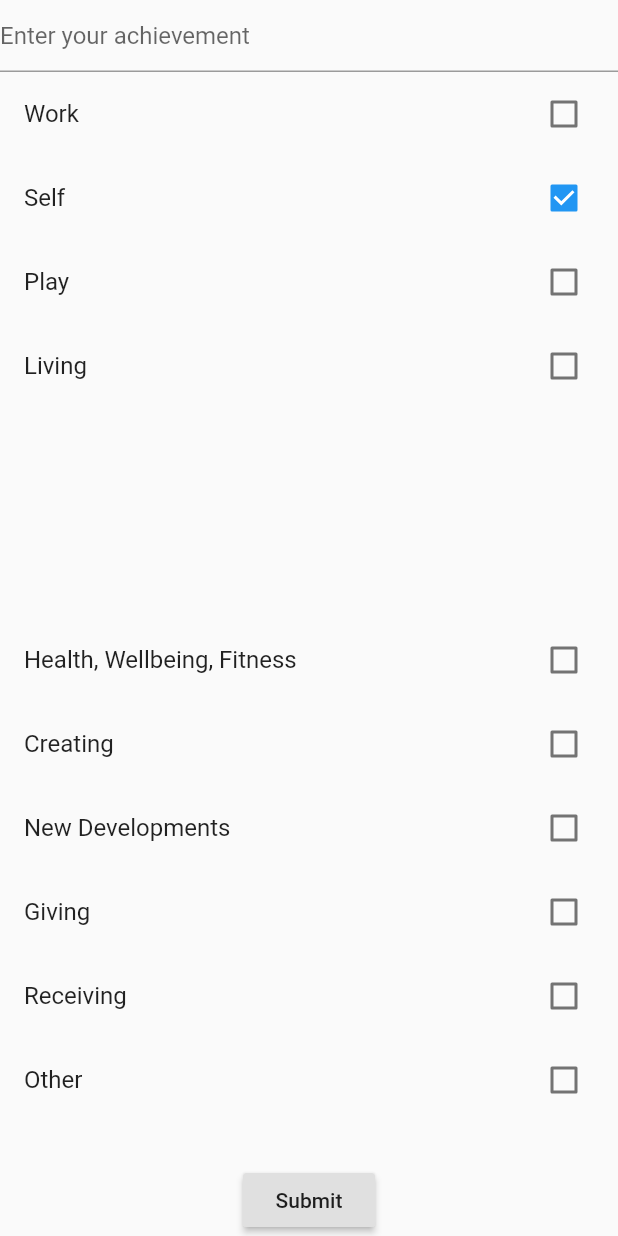
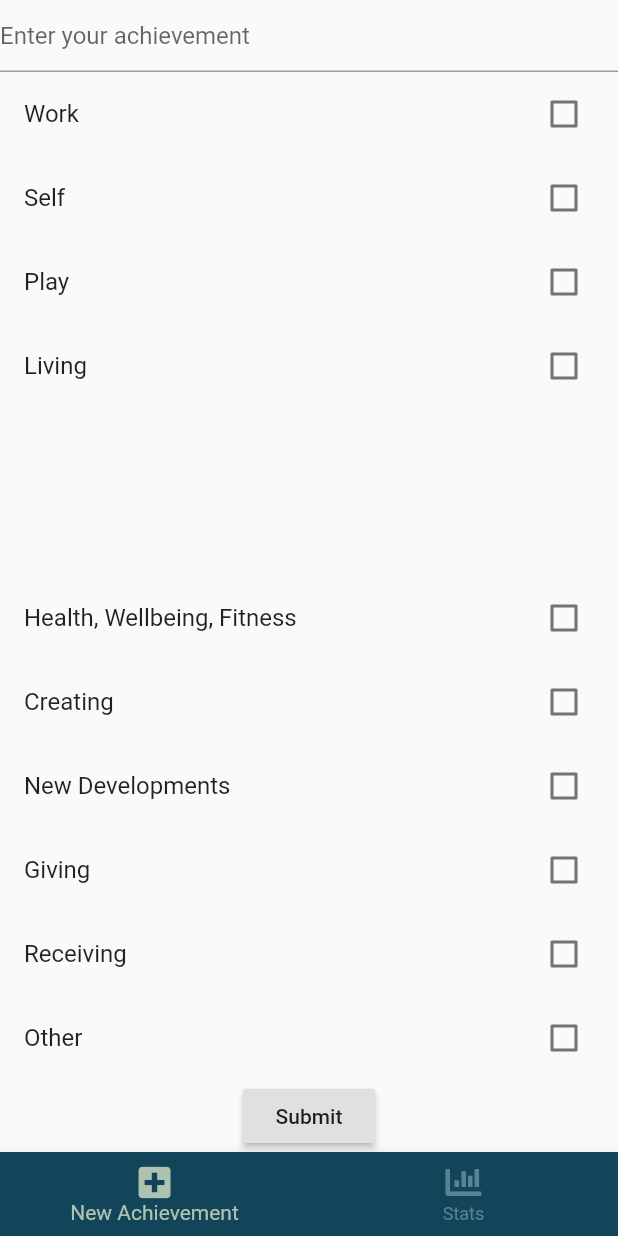
Before and after one commit to gdharris1000/got-this-flutter, a Flutter app: the HomeScreen screen opened by its route, after a tap on "Submit", on a phone screen of 412 x 824 dp. Run offline on Flutter 3.47's test engine with Material 2 defaults, Android fonts, the phone set to English and light mode, and no system bars; our stand-ins replace cloud_firestore, email_validator, firebase_auth, font_awesome_flutter; accounts and stored records are empty.

Commit message:
added bottom nav and separated add achievment screen

```diff
--- /dev/null
+++ b/lib/screens/add.dart
@@ -0,0 +1,156 @@
+import 'package:flutter/material.dart';
+import 'package:got_this_flutter/classes/category.dart';
+import 'package:got_this_flutter/classes/tag.dart';
+import 'package:cloud_firestore/cloud_firestore.dart';
+import 'package:firebase_auth/firebase_auth.dart';
+import 'package:got_this_flutter/controllers/user_data.dart';
+
+final _firestore = Firestore.instance;
+
+class AddScreen extends StatefulWidget {
+  static const String id = 'add';
+
+  @override
+  _AddScreenState createState() => _AddScreenState();
+}
+
+class _AddScreenState extends State<AddScreen> {
+  final UserData userData = UserData();
+  String userId = "";
+  String docId = "";
+  List<Category> categories = [
+    Category(label: 'Work', status: false),
+    Category(label: 'Self', status: false),
+    Category(label: 'Play', status: false),
+    Category(label: 'Living', status: false)
+  ];
+
+  List<Tag> tags = [
+    Tag(label: 'Health, Wellbeing, Fitness', status: false),
+    Tag(label: 'Creating', status: false),
+    Tag(label: 'New Developments', status: false),
+    Tag(label: 'Giving', status: false),
+    Tag(label: 'Receiving', status: false),
+    Tag(label: 'Other', status: false)
+  ];
+
+  String achievementText = "";
+
+//  List<Achievement> achievements = [];
+
+  void addAchievement() async {
+    List<String> _categories = [];
+    List<String> _tags = [];
+
+    categories.forEach((e) {
+      if (e.status) {
+        _categories.add(e.label);
+      }
+    });
+
+    tags.forEach((e) {
+      if (e.status) {
+        _tags.add(e.label);
+      }
+    });
+
+    _firestore
+        .collection('users')
+        .document(docId)
+        .collection('achievements')
+        .document()
+        .setData({
+      'achievement': achievementText,
+      'categories': _categories,
+      'tags': _tags,
+      'created': Timestamp.now()
+    });
+
+//    achievements.add(Achievement(
+//        achievement: achievementText, categories: _categories, tags: _tags));
+  }
+
+  void getUserDocId() async {
+    final userData = await _firestore
+        .collection('users')
+        .where('uid', isEqualTo: userId)
+        .getDocuments();
+    docId = userData.documents[0].documentID;
+    print('docid: $docId');
+  }
+
+  void getCurrentUser() {
+    userData.getCurrentUser().then((FirebaseUser result) {
+      setState(() {
+        userId = result.uid;
+        getUserDocId();
+      });
+    });
+  }
+
+  @override
+  void initState() {
+    // TODO: implement initState
+    getCurrentUser();
+    super.initState();
+  }
+
+  @override
+  Widget build(BuildContext context) {
+    return Scaffold(
+      body: SafeArea(
+          child: Column(
+        children: <Widget>[
+          TextField(
+            keyboardType: TextInputType.multiline,
+            maxLines: null,
+            decoration: InputDecoration(hintText: 'Enter your achievement'),
+            onChanged: (value) {
+              setState(() {
+                achievementText = value;
+              });
+            },
+          ),
+          Expanded(
+            child: ListView.builder(
+                itemBuilder: (context, index) {
+                  final category = categories[index];
+                  return CheckboxListTile(
+                    title: Text(category.label),
+                    value: category.status,
+                    onChanged: (bool value) {
+                      setState(() {
+                        category.status = value;
+                      });
+                    },
+                  );
+                },
+                itemCount: categories.length),
+          ),
+          Expanded(
+            child: ListView.builder(
+                itemBuilder: (context, index) {
+                  final tag = tags[index];
+                  return CheckboxListTile(
+                    title: Text(tag.label),
+                    value: tag.status,
+                    onChanged: (bool value) {
+                      setState(() {
+                        tag.status = value;
+                      });
+                    },
+                  );
+                },
+                itemCount: tags.length),
+          ),
+          RaisedButton(
+            child: Text('Submit'),
+            onPressed: () {
+              addAchievement();
+            },
+          )
+        ],
+      )),
+    );
+  }
+}
--- a/lib/screens/home.dart
+++ b/lib/screens/home.dart
@@ -1,157 +1,47 @@
 import 'package:flutter/material.dart';
-import 'package:got_this_flutter/classes/category.dart';
-import 'package:got_this_flutter/classes/tag.dart';
-import 'package:got_this_flutter/classes/achievement.dart';
-import 'package:cloud_firestore/cloud_firestore.dart';
-import 'package:firebase_auth/firebase_auth.dart';
-import 'package:got_this_flutter/controllers/user_data.dart';
-
-final _firestore = Firestore.instance;
+import 'package:font_awesome_flutter/font_awesome_flutter.dart';
+import 'package:got_this_flutter/screens/stats.dart';
+import 'add.dart';
 
 class HomeScreen extends StatefulWidget {
   static const String id = 'home';
-
   @override
   _HomeScreenState createState() => _HomeScreenState();
 }
 
 class _HomeScreenState extends State<HomeScreen> {
-  final UserData userData = UserData();
-  String userId = "";
-  String docId = "";
-  List<Category> categories = [
-    Category(label: 'Work', status: false),
-    Category(label: 'Self', status: true),
-    Category(label: 'Play', status: false),
-    Category(label: 'Living', status: false)
+  int _selectedIndex = 0;
+
+  static List<Widget> _navOptions = <Widget>[
+    AddScreen(),
+    StatsScreen(),
   ];
 
-  List<Tag> tags = [
-    Tag(label: 'Health, Wellbeing, Fitness', status: false),
-    Tag(label: 'Creating', status: false),
-    Tag(label: 'New Developments', status: false),
-    Tag(label: 'Giving', status: false),
-    Tag(label: 'Receiving', status: false),
-    Tag(label: 'Other', status: false)
-  ];
-
-  String achievementText = "";
-
-//  List<Achievement> achievements = [];
-
-  void addAchievement() async {
-    List<String> _categories = [];
-    List<String> _tags = [];
-
-    categories.forEach((e) {
-      if (e.status) {
-        _categories.add(e.label);
-      }
+  void _onItemTapped(int index) {
+    setState(() {
+      _selectedIndex = index;
     });
-
-    tags.forEach((e) {
-      if (e.status) {
-        _tags.add(e.label);
-      }
-    });
-
-    _firestore
-        .collection('users')
-        .document(docId)
-        .collection('achievements')
-        .document()
-        .setData({
-      'achievement': achievementText,
-      'categories': _categories,
-      'tags': _tags,
-      'created': Timestamp.now()
-    });
-
-//    achievements.add(Achievement(
-//        achievement: achievementText, categories: _categories, tags: _tags));
-  }
-
-  void getUserDocId() async {
-    final userData = await _firestore
-        .collection('users')
-        .where('uid', isEqualTo: userId)
-        .getDocuments();
-    docId = userData.documents[0].documentID;
-    print('docid: $docId');
-  }
-
-  void getCurrentUser() {
-    userData.getCurrentUser().then((FirebaseUser result) {
-      setState(() {
-        userId = result.uid;
-        getUserDocId();
-      });
-    });
-  }
-
-  @override
-  void initState() {
-    // TODO: implement initState
-    getCurrentUser();
-    super.initState();
   }
 
   @override
   Widget build(BuildContext context) {
     return Scaffold(
-      body: SafeArea(
-          child: Column(
-        children: <Widget>[
-          TextField(
-            keyboardType: TextInputType.multiline,
-            maxLines: null,
-            decoration: InputDecoration(hintText: 'Enter your achievement'),
-            onChanged: (value) {
-              setState(() {
-                achievementText = value;
-              });
-            },
-          ),
-          Expanded(
-            child: ListView.builder(
-                itemBuilder: (context, index) {
-                  final category = categories[index];
-                  return CheckboxListTile(
-                    title: Text(category.label),
-                    value: category.status,
-                    onChanged: (bool value) {
-                      setState(() {
-                        category.status = value;
-                      });
-                    },
-                  );
-                },
-                itemCount: categories.length),
-          ),
-          Expanded(
-            child: ListView.builder(
-                itemBuilder: (context, index) {
-                  final tag = tags[index];
-                  return CheckboxListTile(
-                    title: Text(tag.label),
-                    value: tag.status,
-                    onChanged: (bool value) {
-                      setState(() {
-                        tag.status = value;
-                      });
-                    },
-                  );
-                },
-                itemCount: tags.length),
-          ),
-          RaisedButton(
-            child: Text('Submit'),
-            onPressed: () {
-              addAchievement();
-            },
-          )
+      bottomNavigationBar: BottomNavigationBar(
+        backgroundColor: Color.fromRGBO(18, 69, 89, 1.0),
+        items: const <BottomNavigationBarItem>[
+          BottomNavigationBarItem(
+              icon: FaIcon(FontAwesomeIcons.solidPlusSquare),
+              title: Text('New Achievement')),
+          BottomNavigationBarItem(
+              icon: FaIcon(FontAwesomeIcons.solidChartBar),
+              title: Text('Stats')),
         ],
-      )),
+        currentIndex: _selectedIndex,
+        selectedItemColor: Color.fromRGBO(174, 195, 175, 1.0),
+        unselectedItemColor: Color.fromRGBO(89, 131, 146, 1.0),
+        onTap: _onItemTapped,
+      ),
+      body: _navOptions.elementAt(_selectedIndex),
     );
   }
 }
--- /dev/null
+++ b/lib/screens/stats.dart
@@ -0,0 +1,17 @@
+import 'package:flutter/material.dart';
+
+class StatsScreen extends StatefulWidget {
+  @override
+  _StatsScreenState createState() => _StatsScreenState();
+}
+
+class _StatsScreenState extends State<StatsScreen> {
+  @override
+  Widget build(BuildContext context) {
+    return SafeArea(
+      child: Container(
+        child: Text('stats'),
+      ),
+    );
+  }
+}
```
Also changed, not shown: lib/screens/list.dart (added).
